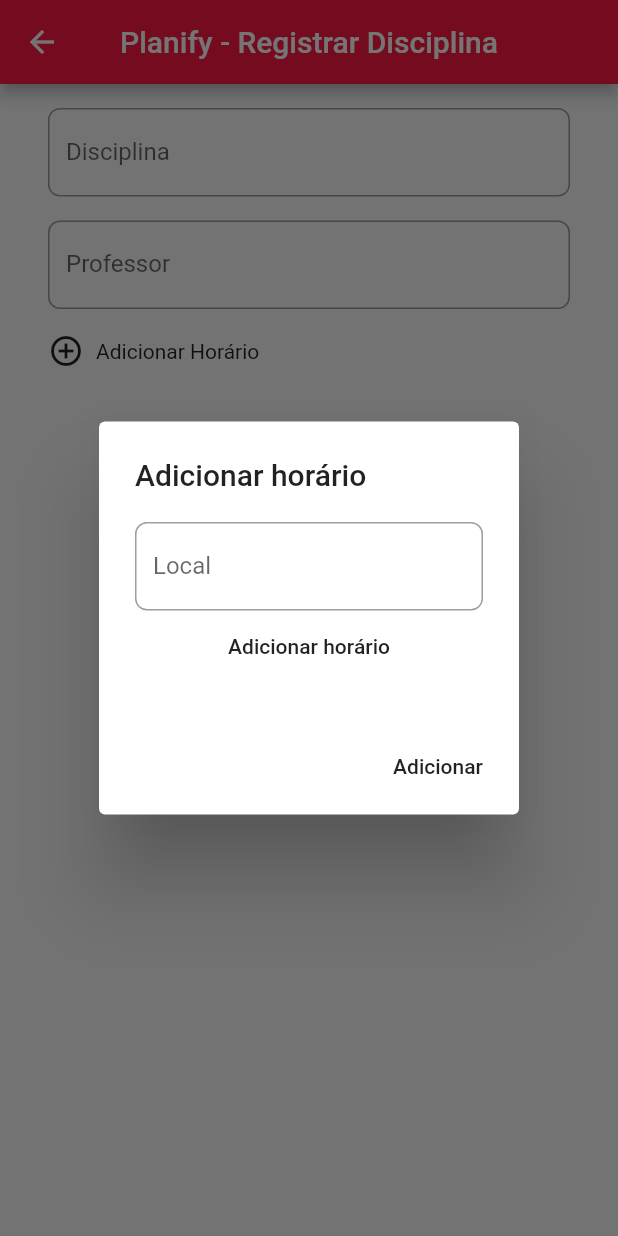
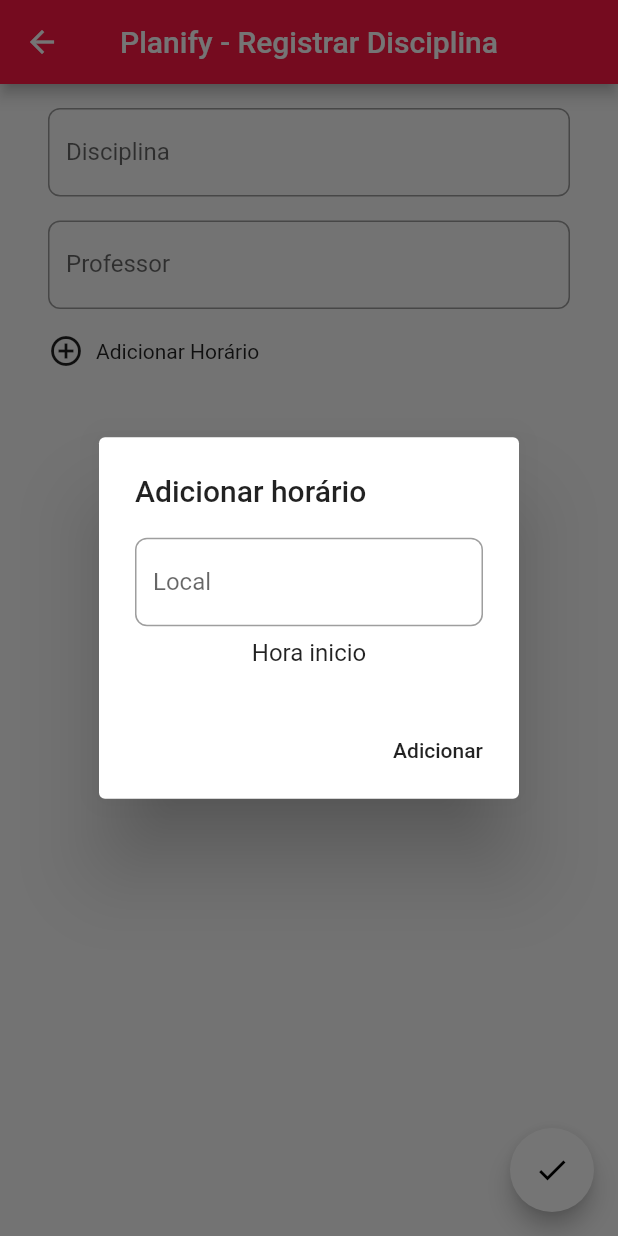
Before and after one commit to ekacsh/planify, a Flutter app: the DisciplinaRegistro screen opened directly, after a tap on "Adicionar Horário", on a phone screen of 412 x 824 dp. Run offline on Flutter 3.47's test engine with Material 2 defaults, Android fonts, the phone set to English and light mode, and no system bars; our stand-ins replace flutter_calendar_carousel, rxdart; missing offline and left inert: bloc_pattern, mongo_dart.

Commit message:
começando salvar disciplina

```diff
--- a/lib/models/disciplina.dart
+++ b/lib/models/disciplina.dart
@@ -7,6 +7,14 @@ class Disciplina {
   String docente;
   List<Aula> aulas;
   int faltas;
+
+  Disciplina(
+      {this.id,
+      this.periodo,
+      this.titulo,
+      this.docente,
+      this.aulas,
+      this.faltas});
 
   Disciplina.fromMap(Map<String, dynamic> map) {
     id = map["_id"];
@@ -27,13 +35,13 @@ class Disciplina {
     if (id != null) map["_id"] = id;
     return map;
   }
-
-
 }
 
 class Periodo {
   int ano;
   int semestre;
+
+  Periodo(this.ano, this.semestre);
 
   Periodo.fromMap(Map<String, dynamic> map) {
     ano = map["ano"].floor();
@@ -59,6 +67,8 @@ class Aula {
   Horario horarioInicio;
   Horario horarioFim;
   String local;
+
+  Aula({this.diaSemana, this.horarioInicio, this.horarioFim, this.local});
 
   Aula.fromMap(Map<String, dynamic> map) {
     diaSemana = map["diaSemana"].floor();
--- a/lib/screens/disciplina_registro/disciplina_registro.dart
+++ b/lib/screens/disciplina_registro/disciplina_registro.dart
@@ -1,5 +1,8 @@
 import 'package:flutter/cupertino.dart';
 import 'package:flutter/material.dart';
+import 'package:planify/models/disciplina.dart';
+import 'package:planify/screens/disciplina_view/components/AulaTile.dart';
+import 'package:planify/services/api_helper.dart';
 
 class DisciplinaRegistro extends StatefulWidget {
   @override
@@ -11,8 +14,10 @@ class _DisciplinaRegistroState extends State<DisciplinaRegistro> {
   String professor;
   String local_temp;
   DateTime horario_temp;
-  List<String> locais = [];
-  List<DateTime> horarios = [];
+
+  List<Aula> aulas = [];
+
+  ApiHelper api = ApiHelper();
 
   @override
   Widget build(BuildContext context) {
@@ -106,27 +111,10 @@ class _DisciplinaRegistroState extends State<DisciplinaRegistro> {
                         });
                       },
                     ),
-                    MaterialButton(
-                      child: Text("Adicionar horário"),
-                      onPressed: () {
-                        showDatePicker(
-                          context: context,
-                          initialDate: DateTime.now(),
-                          firstDate:
-                              DateTime.now().subtract(Duration(hours: 12)),
-                          lastDate: DateTime.now().add(Duration(hours: 12)),
-                          builder: (context, widget) => CupertinoDatePicker(
-                            use24hFormat: true,
-                            mode: CupertinoDatePickerMode.time,
-                            onDateTimeChanged: (hour) {
-                              setState(() {
-                                this.horario_temp = hour;
-                              });
-                            },
-                          ),
-                        );
-                      },
-                    )
+                    SizedBox(
+                      height: 8,
+                    ),
+                    Text("Hora inicio"),
                   ],
                 ),
                 actions: <Widget>[
@@ -134,9 +122,16 @@ class _DisciplinaRegistroState extends State<DisciplinaRegistro> {
                     child: Text("Adicionar"),
                     onPressed: () {
                       setState(() {
-                        horarios.add(horario_temp);
-                        locais.add(local_temp);
+                        aulas.add(
+                          Aula(
+                            diaSemana: 1,
+                            local: local_temp,
+                            horarioInicio: Horario(8, 0),
+                            horarioFim: Horario(10, 0),
+                          ),
+                        );
                       });
+                      Navigator.pop(context);
                     },
                   )
                 ],
@@ -152,7 +147,27 @@ class _DisciplinaRegistroState extends State<DisciplinaRegistro> {
               ],
             ),
           ),
+          ListView.builder(
+            physics: ClampingScrollPhysics(),
+            shrinkWrap: true,
+            itemCount: aulas.length,
+            itemBuilder: (context, index) => AulaTile(aulas[index]),
+          ),
         ],
+      ),
+      floatingActionButton: FloatingActionButton(
+        child: Icon(Icons.check),
+        onPressed: () async {
+          await api.saveDisciplina(
+            Disciplina(
+              aulas: aulas,
+              titulo: nome,
+              periodo: Periodo(2019, 2),
+              faltas: 0,
+            ),
+          );
+          Navigator.pop(context);
+        },
       ),
     );
   }
```
